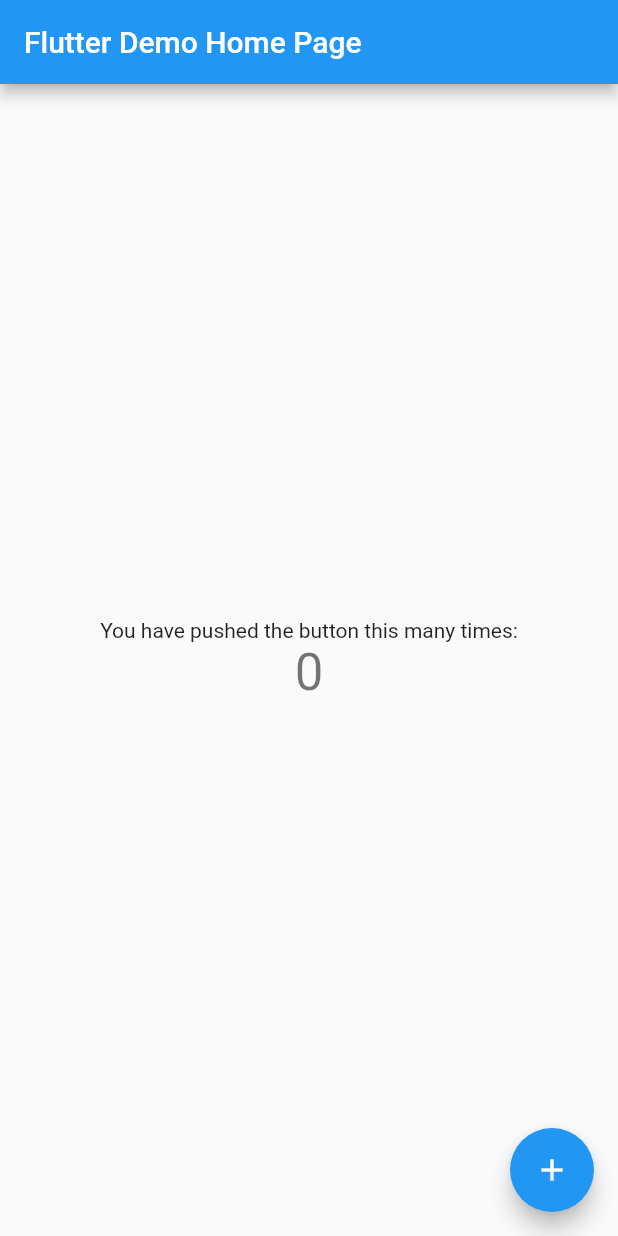
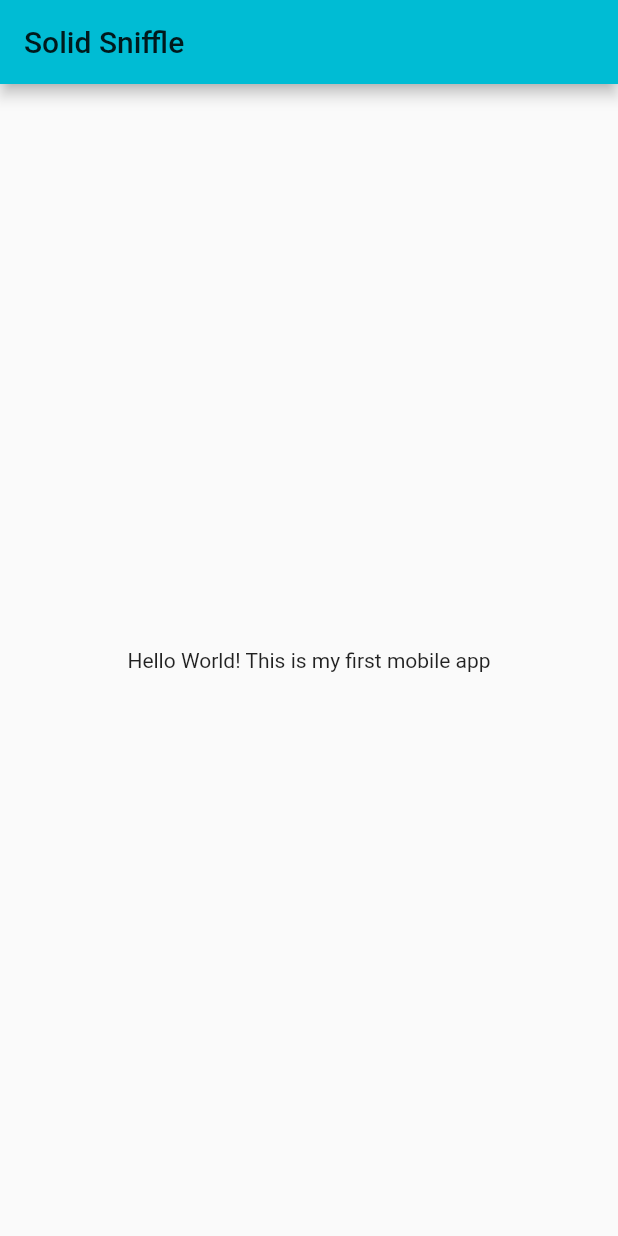
Before and after one commit to sidmocodes/solidsniffle, a Flutter app: the screen it shows after launch, on a phone screen of 412 x 824 dp. Run offline on Flutter 3.47's test engine with Material 2 defaults, Android fonts, the phone set to English and light mode, and no system bars.

Commit message:
Add Hello World

```diff
--- a/lib/main.dart
+++ b/lib/main.dart
@@ -1,3 +1,4 @@
+
 import 'package:flutter/material.dart';
 
 void main() => runApp(MyApp());
@@ -7,35 +8,17 @@ class MyApp extends StatelessWidget {
   @override
   Widget build(BuildContext context) {
     return MaterialApp(
-      title: 'Flutter Demo',
+      title: 'Solid Sniffle',
       theme: ThemeData(
-        // This is the theme of your application.
-        //
-        // Try running your application with "flutter run". You'll see the
-        // application has a blue toolbar. Then, without quitting the app, try
-        // changing the primarySwatch below to Colors.green and then invoke
-        // "hot reload" (press "r" in the console where you ran "flutter run",
-        // or simply save your changes to "hot reload" in a Flutter IDE).
-        // Notice that the counter didn't reset back to zero; the application
-        // is not restarted.
-        primarySwatch: Colors.blue,
+        primarySwatch: Colors.cyan,
       ),
-      home: MyHomePage(title: 'Flutter Demo Home Page'),
+      home: MyHomePage(title: 'Solid Sniffle'),
     );
   }
 }
 
 class MyHomePage extends StatefulWidget {
   MyHomePage({Key key, this.title}) : super(key: key);
-
-  // This widget is the home page of your application. It is stateful, meaning
-  // that it has a State object (defined below) that contains fields that affect
-  // how it looks.
-
-  // This class is the configuration for the state. It holds the values (in this
-  // case the title) provided by the parent (in this case the App widget) and
-  // used by the build method of the State. Fields in a Widget subclass are
-  // always marked "final".
 
   final String title;
 
@@ -44,68 +27,22 @@ class MyHomePage extends StatefulWidget {
 }
 
 class _MyHomePageState extends State<MyHomePage> {
-  int _counter = 0;
-
-  void _incrementCounter() {
-    setState(() {
-      // This call to setState tells the Flutter framework that something has
-      // changed in this State, which causes it to rerun the build method below
-      // so that the display can reflect the updated values. If we changed
-      // _counter without calling setState(), then the build method would not be
-      // called again, and so nothing would appear to happen.
-      _counter++;
-    });
-  }
 
   @override
   Widget build(BuildContext context) {
-    // This method is rerun every time setState is called, for instance as done
-    // by the _incrementCounter method above.
-    //
     // The Flutter framework has been optimized to make rerunning build methods
     // fast, so that you can just rebuild anything that needs updating rather
     // than having to individually change instances of widgets.
     return Scaffold(
-      appBar: AppBar(
-        // Here we take the value from the MyHomePage object that was created by
-        // the App.build method, and use it to set our appbar title.
-        title: Text(widget.title),
-      ),
-      body: Center(
-        // Center is a layout widget. It takes a single child and positions it
-        // in the middle of the parent.
-        child: Column(
-          // Column is also a layout widget. It takes a list of children and
-          // arranges them vertically. By default, it sizes itself to fit its
-          // children horizontally, and tries to be as tall as its parent.
-          //
-          // Invoke "debug painting" (press "p" in the console, choose the
-          // "Toggle Debug Paint" action from the Flutter Inspector in Android
-          // Studio, or the "Toggle Debug Paint" command in Visual Studio Code)
-          // to see the wireframe for each widget.
-          //
-          // Column has various properties to control how it sizes itself and
-          // how it positions its children. Here we use mainAxisAlignment to
-          // center the children vertically; the main axis here is the vertical
-          // axis because Columns are vertical (the cross axis would be
-          // horizontal).
-          mainAxisAlignment: MainAxisAlignment.center,
-          children: <Widget>[
-            Text(
-              'You have pushed the button this many times:',
-            ),
-            Text(
-              '$_counter',
-              style: Theme.of(context).textTheme.display1,
-            ),
-          ],
+        appBar: AppBar(
+          // Here we take the value from the MyHomePage object that was created by
+          // the App.build method, and use it to set our appbar title.
+          title: Text(widget.title),
         ),
-      ),
-      floatingActionButton: FloatingActionButton(
-        onPressed: _incrementCounter,
-        tooltip: 'Increment',
-        child: Icon(Icons.add),
-      ), // This trailing comma makes auto-formatting nicer for build methods.
+        body: Center(
+            child:Text('Hello World! This is my first mobile app')
+        )
     );
+
   }
 }
```
